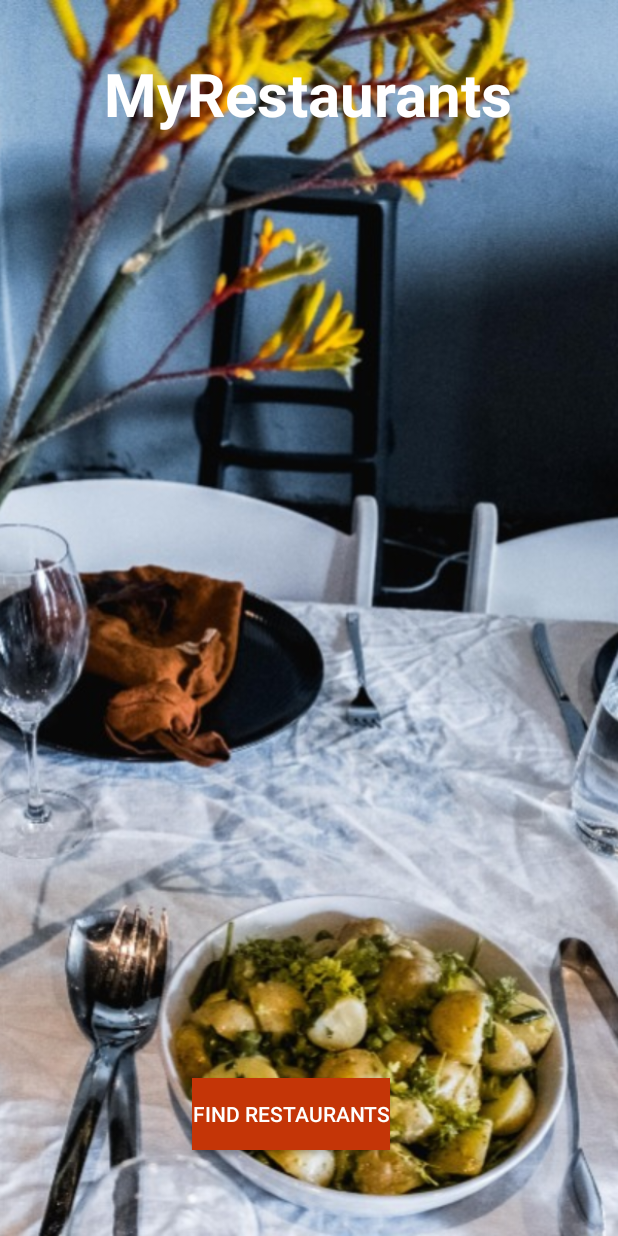
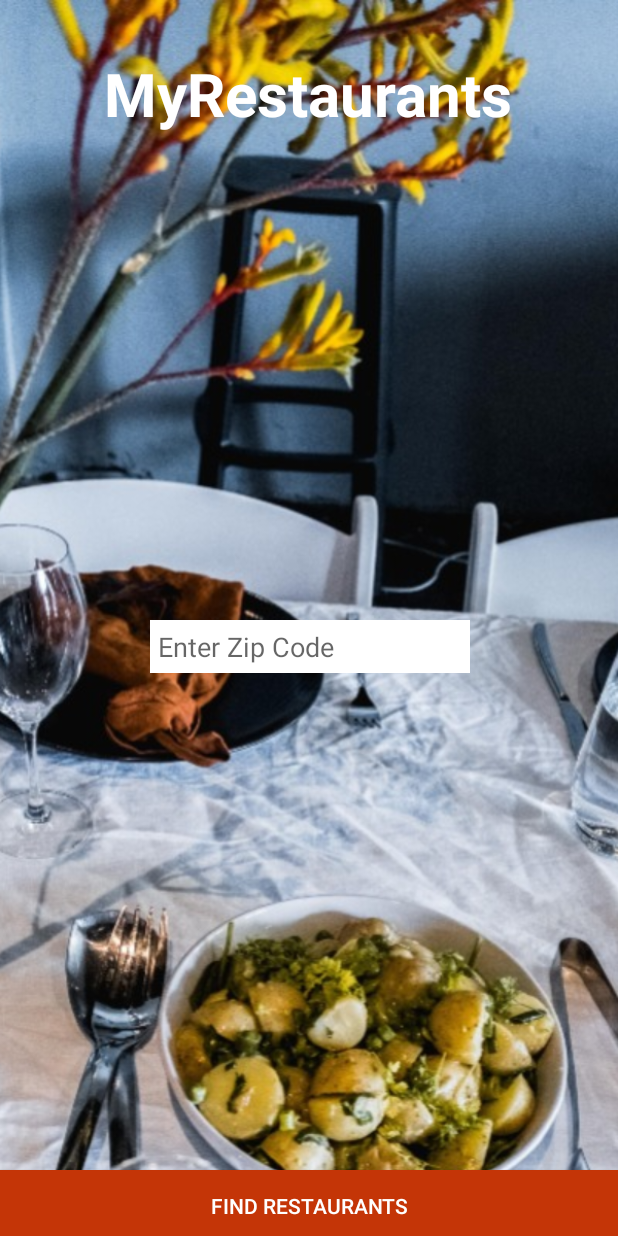
Before and after one commit to Nyanjuimarvin/My-Restaurants, an Android app: the screen it shows after launch (MainActivity), on a phone screen of 412 x 824 dp. Run offline under Robolectric (Android 15) with nearby library versions, the phone set to English and light mode, and no system bars.

```diff
--- a/app/src/main/java/com/moringaschool/myrestaurants/MainActivity.java
+++ b/app/src/main/java/com/moringaschool/myrestaurants/MainActivity.java
@@ -4,16 +4,24 @@ import androidx.appcompat.app.AppCompatActivity;
 
 import android.content.Intent;
 import android.os.Bundle;
+import android.util.Log;
 import android.view.View;
 import android.widget.Button;
+import android.widget.EditText;
 import android.widget.Toast;
 
 public class MainActivity extends AppCompatActivity {
+    //Refers to the class's simple name :: Same as public static final String TAG = "MainActivity"
+    public static final String TAG = MainActivity.class.getSimpleName();
 
     @Override
     protected void onCreate(Bundle savedInstanceState) {
         super.onCreate(savedInstanceState);
         setContentView(R.layout.activity_main);
+
+        //EditText
+        //Find Edit Text Field
+        EditText locationEditText = (EditText) findViewById(R.id.locationEditText);
 
         //Cast View to Button
         Button findRestaurantsButton = (Button) findViewById(R.id.findRestaurantsButton);
@@ -29,10 +37,15 @@ public class MainActivity extends AppCompatActivity {
                 // toast(context,message,duration).show();
                 // Toast.makeText(MainActivity.this,"Hello There",Toast.LENGTH_LONG).show();
 
+                //Save user input and convert it from editable to a String
+                String location = locationEditText.getText().toString();
+                Log.d(TAG, location);
+
                 //Intent - Provides RunTime Binding between separate components ex: different Activities
                 //params :: packageContext
                 Intent intent = new Intent(MainActivity.this,RestaurantsActivity.class);
                 startActivity(intent);
+                Toast.makeText(MainActivity.this,location,Toast.LENGTH_LONG).show();
             }
         });
     }
--- a/app/src/main/res/layout/activity_main.xml
+++ b/app/src/main/res/layout/activity_main.xml
@@ -26,16 +26,34 @@
         android:textStyle="bold"
         android:textColor="@color/colorTextIcons"/>
 
-    <Button
-        android:id="@+id/findRestaurantsButton"
+    <EditText
+        android:id="@+id/locationEditText"
         android:layout_width="wrap_content"
         android:layout_height="wrap_content"
         android:layout_alignParentStart="true"
+        android:layout_centerHorizontal="true"
+        android:layout_marginStart="100dp"
+        android:layout_marginBottom="331dp"
+        android:background="@color/colorTextIcons"
+        android:layout_above="@+id/findRestaurantsButton"
+        android:ems="10"
+        android:hint="Enter Zip Code"
+        android:inputType="text"
+        android:padding="5dp" />
+
+    <Button
+        android:id="@+id/findRestaurantsButton"
+        android:layout_width="match_parent"
+        android:layout_height="wrap_content"
+        android:layout_alignParentStart="true"
+        android:layout_alignParentEnd="true"
         android:layout_alignParentBottom="true"
-        android:layout_marginStart="128dp"
-        android:layout_marginBottom="57dp"
         android:layout_centerHorizontal="true"
+        android:layout_marginStart="0dp"
+        android:layout_marginEnd="0dp"
+        android:layout_marginBottom="-4dp"
         android:background="#C43507"
         android:text="Find Restaurants"
         android:textColor="@color/colorTextIcons" />
+
 </RelativeLayout>
```
